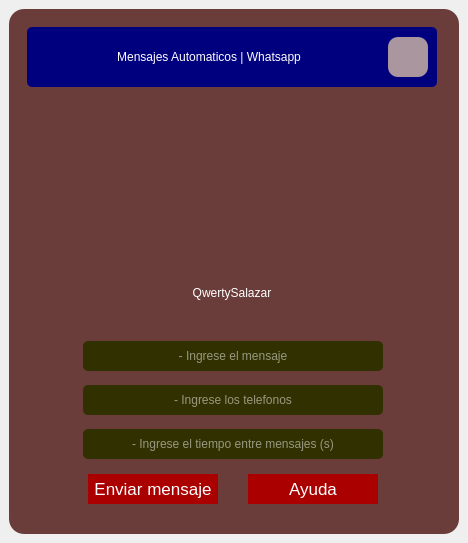
The window that design.ui (QwertySalazar/mensajes-wssp) describes before a commit, drawn with Qt 5.
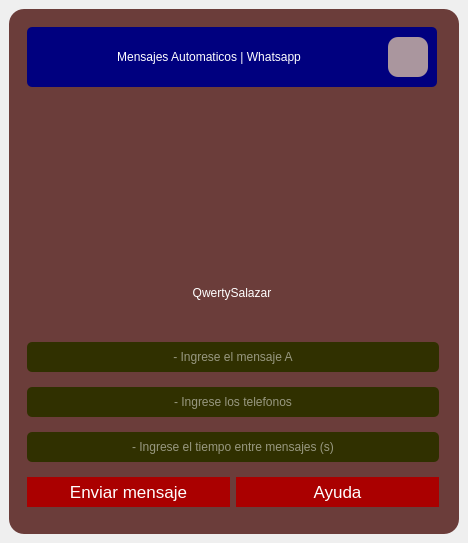
The same window after the commit. Icons and pictures are not drawn.

What changed in the file:
```diff
--- a/design.ui
+++ b/design.ui
@@ -25,7 +25,7 @@
             </property>
             <property name="maximumSize">
               <size>
-                <width>420</width>
+                <width>450</width>
                 <height>525</height>
               </size>
             </property>
@@ -247,7 +247,7 @@
                   </property>
                   <property name="maximumSize">
                     <size>
-                      <width>400</width>
+                      <width>430</width>
                       <height>250</height>
                     </size>
                   </property>
@@ -278,29 +278,42 @@
                   <property name="frameShadow">
                     <enum>QFrame::Raised</enum>
                   </property>
+                  <layout class="QVBoxLayout" name="verticalLayout_inputs">
+                    <item>
+                      <widget class="QLineEdit" name="mensaje">
+                        <property name="minimumSize">
+                          <size>
+                            <width>0</width>
+                            <height>30</height>
+                          </size>
+                        </property>
+                        <property name="sizePolicy">
+                          <sizepolicy hsizetype="Expanding" vsizetype="Fixed">
+                            <horstretch>0</horstretch>
+                            <verstretch>0</verstretch>
+                          </sizepolicy>
+                        </property>
+                        <property name="alignment">
+                          <set>Qt::AlignCenter</set>
+                        </property>
+                        <property name="placeholderText">
+                          <string>- Ingrese el mensaje A</string>
+                        </property>
+                      </widget>
+                    </item>
+                    <item>
                   <widget class="QLineEdit" name="telefonos">
-                    <property name="geometry">
-                      <rect>
-                        <x>65</x>
-                        <y>61</y>
-                        <width>300</width>
-                        <height>30</height>
-                      </rect>
-                    </property>
                     <property name="minimumSize">
                       <size>
-                        <width>300</width>
+                            <width>0</width>
                         <height>30</height>
                       </size>
                     </property>
-                    <property name="maximumSize">
-                      <size>
-                        <width>300</width>
-                        <height>30</height>
-                      </size>
-                    </property>
-                    <property name="alignment">
-                      <set>Qt::AlignCenter</set>
+                        <property name="sizePolicy">
+                          <sizepolicy hsizetype="Expanding" vsizetype="Fixed">
+                            <horstretch>0</horstretch>
+                            <verstretch>0</verstretch>
+                          </sizepolicy>
                     </property>
                     <property name="alignment">
                       <set>Qt::AlignCenter</set>
@@ -309,36 +322,48 @@
                       <string>- Ingrese los telefonos</string>
                     </property>
                   </widget>
+                    </item>
+                    <item>
+                      <widget class="QLineEdit" name="time">
+                        <property name="minimumSize">
+                          <size>
+                            <width>0</width>
+                            <height>30</height>
+                          </size>
+                        </property>
+                        <property name="sizePolicy">
+                          <sizepolicy hsizetype="Expanding" vsizetype="Fixed">
+                            <horstretch>0</horstretch>
+                            <verstretch>0</verstretch>
+                          </sizepolicy>
+                        </property>
+                        <property name="alignment">
+                          <set>Qt::AlignCenter</set>
+                        </property>
+                        <property name="placeholderText">
+                          <string>- Ingrese el tiempo entre mensajes (s)</string>
+                        </property>
+                      </widget>
+                    </item>
+                    <item>
+                      <layout class="QHBoxLayout" name="horizontalLayout_buttons">
+                        <item>
                   <widget class="QPushButton" name="send">
                     <property name="enabled">
                       <bool>true</bool>
                     </property>
-                    <property name="geometry">
-                      <rect>
-                        <x>70</x>
-                        <y>150</y>
+                            <property name="minimumSize">
+                              <size>
                         <width>130</width>
                         <height>30</height>
-                      </rect>
+                              </size>
                     </property>
                     <property name="sizePolicy">
-                      <sizepolicy hsizetype="Minimum" vsizetype="Fixed">
+                              <sizepolicy hsizetype="Expanding" vsizetype="Fixed">
                         <horstretch>0</horstretch>
                         <verstretch>0</verstretch>
                       </sizepolicy>
                     </property>
-                    <property name="minimumSize">
-                      <size>
-                        <width>130</width>
-                        <height>30</height>
-                      </size>
-                    </property>
-                    <property name="maximumSize">
-                      <size>
-                        <width>130</width>
-                        <height>30</height>
-                      </size>
-                    </property>
                     <property name="cursor">
                       <cursorShape>PointingHandCursor</cursorShape>
                     </property>
@@ -359,82 +384,20 @@
                         <normaloff>Bv.png</normaloff>Bv.png</iconset>
                     </property>
                   </widget>
-                  <widget class="QLineEdit" name="mensaje">
-                    <property name="geometry">
-                      <rect>
-                        <x>65</x>
-                        <y>17</y>
-                        <width>300</width>
-                        <height>30</height>
-                      </rect>
-                    </property>
-                    <property name="minimumSize">
-                      <size>
-                        <width>300</width>
-                        <height>30</height>
-                      </size>
-                    </property>
-                    <property name="maximumSize">
-                      <size>
-                        <width>300</width>
-                        <height>30</height>
-                      </size>
-                    </property>
-                    <property name="alignment">
-                      <set>Qt::AlignCenter</set>
-                    </property>
-                    <property name="placeholderText">
-                      <string>- Ingrese el mensaje</string>
-                    </property>
-                  </widget>
-                  <widget class="QLineEdit" name="time">
-                    <property name="geometry">
-                      <rect>
-                        <x>65</x>
-                        <y>105</y>
-                        <width>300</width>
-                        <height>30</height>
-                      </rect>
-                    </property>
-                    <property name="minimumSize">
-                      <size>
-                        <width>300</width>
-                        <height>30</height>
-                      </size>
-                    </property>
-                    <property name="maximumSize">
-                      <size>
-                        <width>300</width>
-                        <height>30</height>
-                      </size>
-                    </property>
-                    <property name="alignment">
-                      <set>Qt::AlignCenter</set>
-                    </property>
-                    <property name="placeholderText">
-                      <string>- Ingrese el tiempo entre mensajes (s)</string>
-                    </property>
-                  </widget>
+                        </item>
+                        <item>
                   <widget class="QPushButton" name="help">
-                    <property name="geometry">
-                      <rect>
-                        <x>230</x>
-                        <y>150</y>
-                        <width>130</width>
-                        <height>30</height>
-                      </rect>
-                    </property>
                     <property name="minimumSize">
                       <size>
                         <width>130</width>
                         <height>30</height>
                       </size>
                     </property>
-                    <property name="maximumSize">
-                      <size>
-                        <width>130</width>
-                        <height>30</height>
-                      </size>
+                            <property name="sizePolicy">
+                              <sizepolicy hsizetype="Expanding" vsizetype="Fixed">
+                                <horstretch>0</horstretch>
+                                <verstretch>0</verstretch>
+                              </sizepolicy>
                     </property>
                     <property name="cursor">
                       <cursorShape>PointingHandCursor</cursorShape>
@@ -443,6 +406,10 @@
                       <string>Ayuda</string>
                     </property>
                   </widget>
+                        </item>
+                      </layout>
+                    </item>
+                  </layout>
                 </widget>
               </item>
             </layout>
```
Left out of the diff: 7 changed lines with no effect on the pictures. Lines whose indentation alone changed are shown as unchanged.
